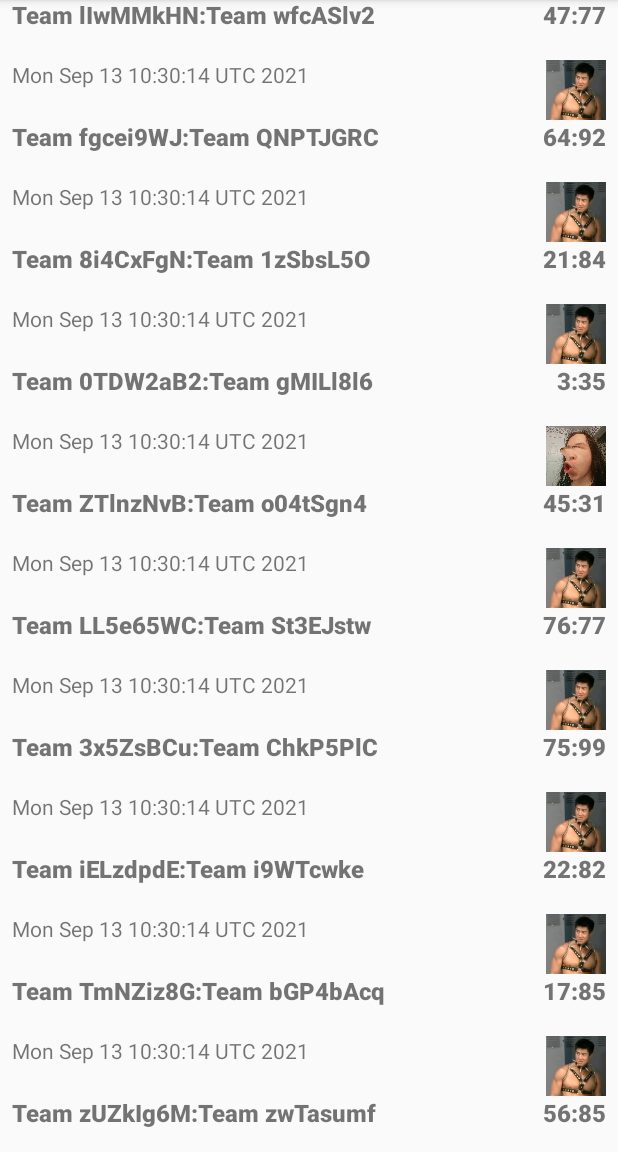
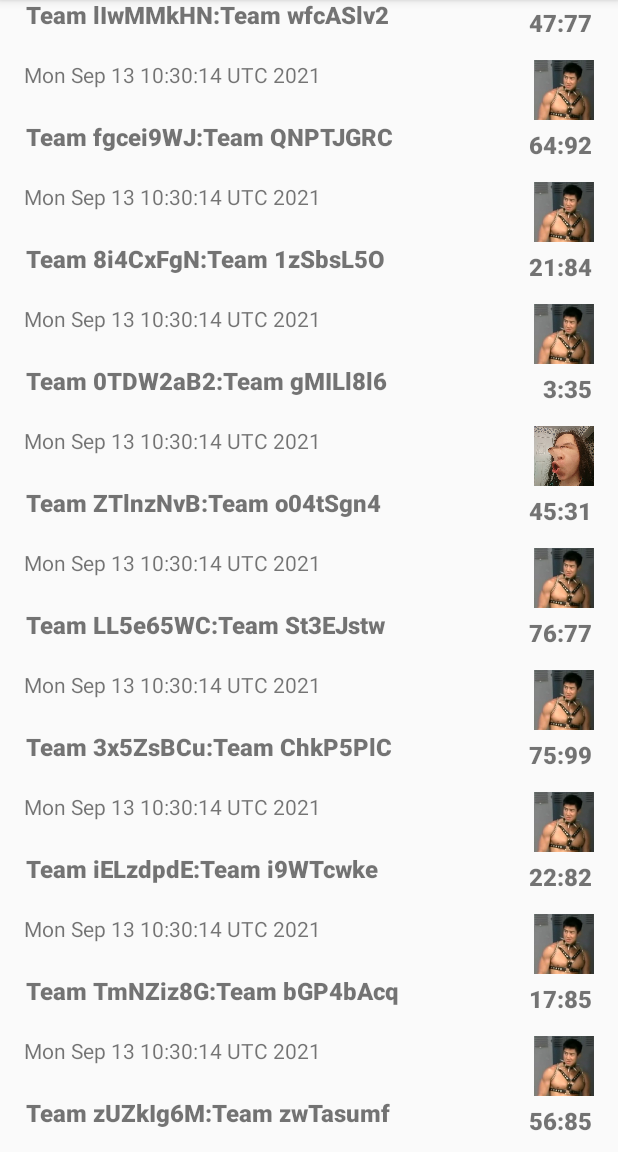
Before and after one commit to Matthew7758/group21_project3, an Android app: the fragment GameListFragment placed in its activity, scrolled down 537 dp, on a phone screen of 412 x 824 dp, the part 84-1236 px from its top. Run offline under Robolectric (Android 15) with nearby library versions, the phone set to English and light mode, and no system bars.

Commit message:
Part 4 with constraint layout is done.

```diff
--- a/app/src/main/res/layout-land/fragment_main.xml
+++ b/app/src/main/res/layout-land/fragment_main.xml
@@ -35,6 +35,7 @@
                         android:ems="12"
                         android:fontFamily="sans-serif-black"
                         android:gravity="center"
+                        android:maxLength="10"
                         android:text="@string/team1Name"
                         android:textAlignment="center"
                         android:textSize="16sp" />
@@ -67,6 +68,7 @@
                         android:ems="12"
                         android:fontFamily="sans-serif-black"
                         android:gravity="center"
+                        android:maxLength="10"
                         android:id="@+id/team2Name"
                         android:text="@string/team2Name"
                         android:textAlignment="center"
--- a/app/src/main/res/layout/fragment_main.xml
+++ b/app/src/main/res/layout/fragment_main.xml
@@ -33,6 +33,7 @@
                         android:layout_width="match_parent"
                         android:layout_height="match_parent"
                         android:ems="12"
+                        android:maxLength="10"
                         android:fontFamily="sans-serif-black"
                         android:gravity="center"
                         android:text="@string/team1Name"
@@ -101,6 +102,7 @@
                         android:layout_width="match_parent"
                         android:layout_height="match_parent"
                         android:ems="12"
+                        android:maxLength="10"
                         android:fontFamily="sans-serif-black"
                         android:gravity="center"
                         android:text="@string/team2Name"
--- a/app/src/main/res/layout/list_item_game.xml
+++ b/app/src/main/res/layout/list_item_game.xml
@@ -1,82 +1,76 @@
 <?xml version="1.0" encoding="utf-8"?>
-<LinearLayout xmlns:android="http://schemas.android.com/apk/res/android"
+<androidx.constraintlayout.widget.ConstraintLayout xmlns:android="http://schemas.android.com/apk/res/android"
     xmlns:app="http://schemas.android.com/apk/res-auto"
-    android:orientation="vertical"
+    xmlns:tools="http://schemas.android.com/tools"
+    android:id="@+id/linearLayout5"
     android:layout_width="match_parent"
-    android:layout_height="wrap_content"
-    android:padding="8dp">
+    android:layout_height="wrap_content">
 
-    <LinearLayout
-        android:layout_width="match_parent"
-        android:layout_height="40dp"
-        android:orientation="horizontal">
 
     <TextView
         android:id="@+id/game_date"
         android:layout_width="0dp"
-            android:layout_height="wrap_content"
+        android:layout_height="40dp"
+        android:layout_marginStart="16dp"
+        android:layout_marginTop="8dp"
+        android:layout_marginBottom="0dp"
         android:gravity="start"
-            android:layout_weight="1"
-            android:text="Game Date" />
+        android:text="Game Date"
+        app:layout_constraintBottom_toTopOf="@+id/team_titles"
+        app:layout_constraintEnd_toStartOf="@+id/teamImage"
+        app:layout_constraintStart_toStartOf="parent"
+        app:layout_constraintTop_toTopOf="parent" />
 
     <ImageView
         android:id="@+id/teamImage"
         android:layout_width="40dp"
         android:layout_height="40dp"
+        android:layout_marginTop="8dp"
+        android:layout_marginEnd="16dp"
+        android:contentDescription="@string/winner_logo"
         android:gravity="end"
-            android:contentDescription="@string/winner_logo"/>
-    </LinearLayout>
-
-    <LinearLayout
-        android:id="@+id/mainLayout"
-        android:layout_width="match_parent"
-        android:layout_height="25dp"
-        android:gravity="center_horizontal"
-        android:orientation="horizontal">
-
-        <LinearLayout
-            android:layout_width="0dp"
-            android:layout_height="25dp"
-            android:layout_weight="2"
-            android:orientation="vertical">
+        app:layout_constraintBottom_toTopOf="@+id/team_scores"
+        app:layout_constraintEnd_toEndOf="parent"
+        app:layout_constraintStart_toEndOf="@+id/game_date"
+        app:layout_constraintTop_toTopOf="parent"
+        app:layout_constraintVertical_bias="0.0" />
 
 
     <TextView
         android:id="@+id/team_titles"
+        android:layout_width="252dp"
+        android:layout_height="25dp"
+        android:layout_marginBottom="8dp"
         android:ems="12"
         android:fontFamily="sans-serif-black"
         android:gravity="start"
+        android:maxLines="1"
+        android:text="Team 1 Name: Team 2 Name"
         android:textAlignment="viewStart"
         android:textSize="16sp"
-                android:layout_width="match_parent"
-                android:layout_height="wrap_content"
-                android:text="Team 1: Team 2"/>
-
-
-        </LinearLayout>
-
-        <LinearLayout
-            android:layout_width="0dp"
-            android:layout_height="25dp"
-            android:layout_weight="1"
-            android:gravity="right"
-            android:orientation="vertical">
+        app:layout_constraintBottom_toBottomOf="parent"
+        app:layout_constraintEnd_toStartOf="@+id/team_scores"
+        app:layout_constraintStart_toStartOf="@+id/game_date"
+        app:layout_constraintTop_toBottomOf="@+id/game_date" />
 
     <TextView
         android:id="@+id/team_scores"
+        android:layout_width="124dp"
+        android:layout_height="20dp"
+        android:layout_marginBottom="8dp"
         android:ems="12"
         android:fontFamily="sans-serif-black"
-                android:gravity="right"
+        android:gravity="end"
+        android:text="T1 Score: T2 Score"
         android:textSize="16sp"
-                android:layout_width="match_parent"
-                android:layout_height="wrap_content"
-                android:text="Team 1 Score: Team 2 Score"/>
+        app:layout_constraintBottom_toBottomOf="parent"
+        app:layout_constraintEnd_toEndOf="@+id/teamImage"
+        app:layout_constraintStart_toEndOf="@+id/team_titles"
+        app:layout_constraintTop_toBottomOf="@+id/game_date"
+        app:layout_constraintVertical_bias="1.0" />
 
-        </LinearLayout>
 
-    </LinearLayout>
-
-</LinearLayout>
+</androidx.constraintlayout.widget.ConstraintLayout>
 
 <!-- TODO: make the list items be formatted properly. for now I am lazy and just wanna make sure
 shit works-->
```
Lines whose indentation alone changed are shown as unchanged.
